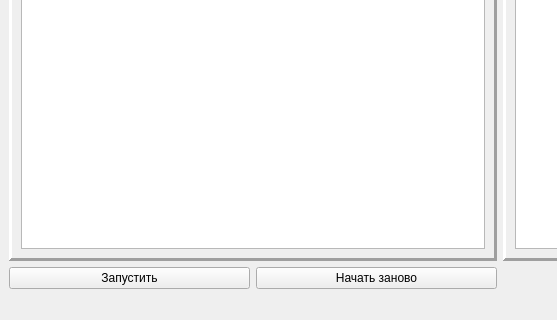
Kalianova/LogicGame, file gamewindow.ui: the form before one commit; both pictures show x 0 to 557 and y 316 to 636 of the 1000 by 636 pixel window.
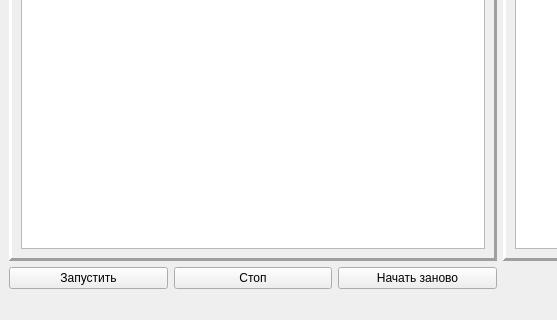
The form after the commit.

```diff
--- a/gamewindow.ui
+++ b/gamewindow.ui
@@ -79,6 +79,13 @@
         </property>
        </widget>
       </item>
+      <item>
+       <widget class="QPushButton" name="Stop">
+        <property name="text">
+         <string>Стоп</string>
+        </property>
+       </widget>
+      </item>
       <item>
        <widget class="QPushButton" name="Restart">
         <property name="focusPolicy">
```
